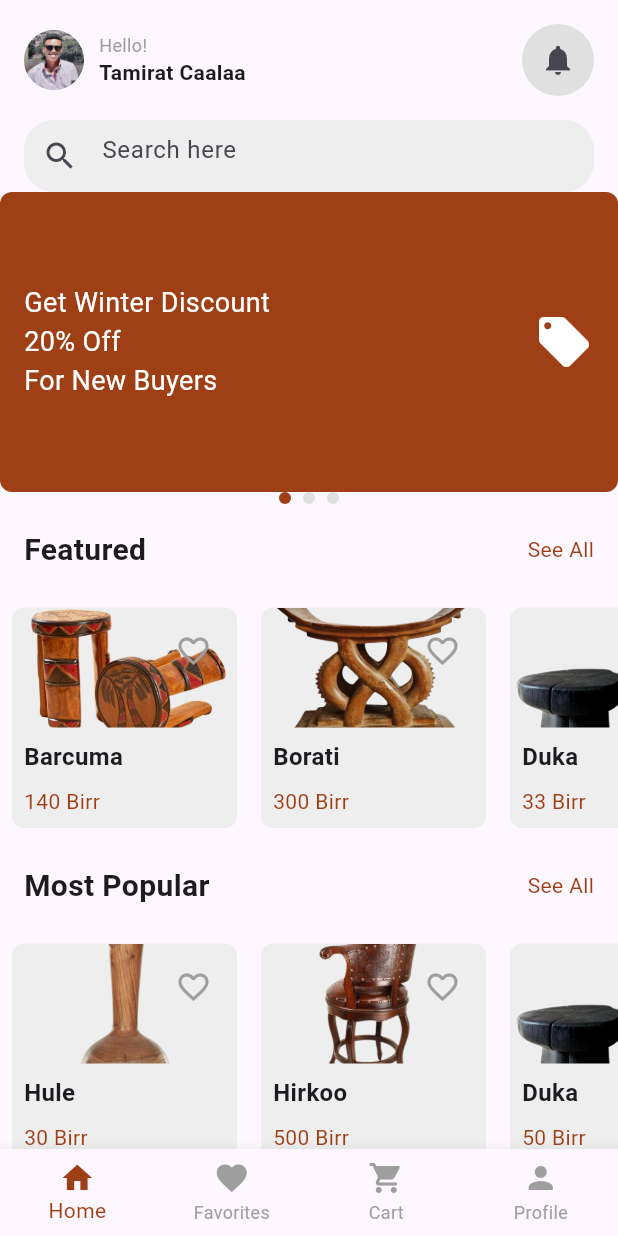
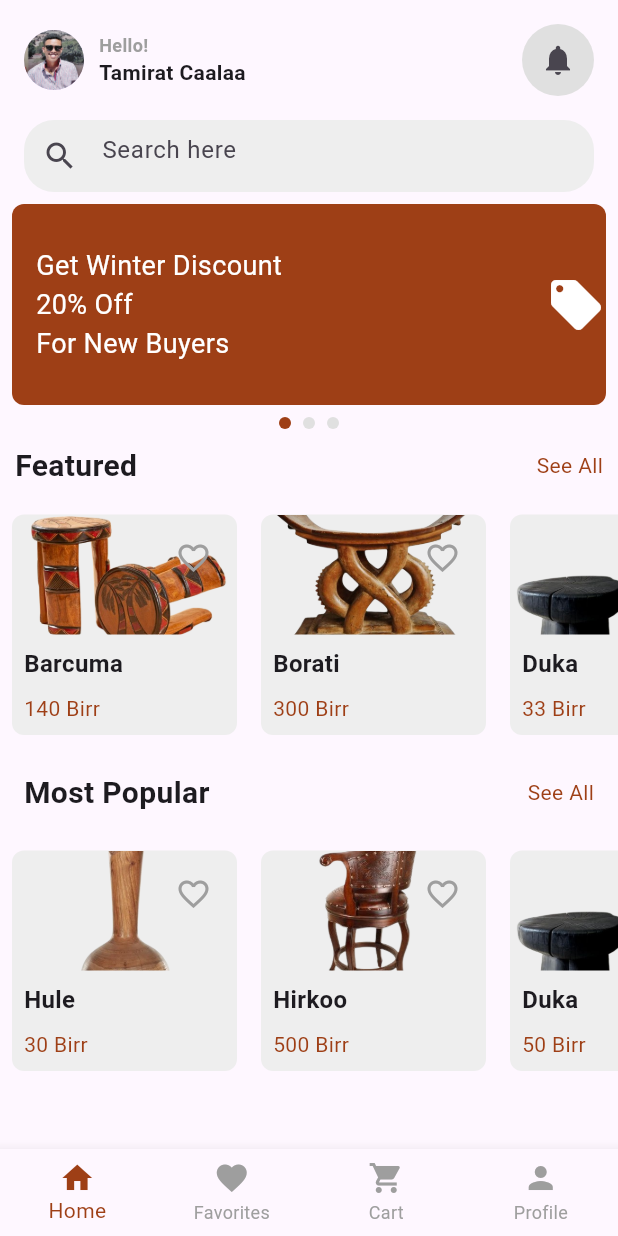
Before and after one commit to Firuol/Jcraft, a Flutter app: the screen it shows after launch, on a phone screen of 412 x 824 dp. Run offline on Flutter 3.47's test engine with Material 3 defaults, Android fonts, the phone set to English and light mode, and no system bars.

Commit message:
great work

```diff
--- a/jcraft/lib/main.dart
+++ b/jcraft/lib/main.dart
@@ -104,6 +104,7 @@ class _HomeContentState extends State<HomeContent> {
                       'Hello!',
                       style: TextStyle(
                         fontSize: 12,
+                        fontWeight: FontWeight.bold,
                         color: Colors.grey,
                       ),
                     ),
@@ -154,7 +155,7 @@ class _HomeContentState extends State<HomeContent> {
 
           // Horizontal Page Indicator (Includes Discount Section as Page 1)
           SizedBox(
-            height: 200, // Adjust the height as needed
+            height: 150, // Fixed height for all pages
             child: PageView(
               controller: _pageController,
               onPageChanged: (int page) {
@@ -165,7 +166,7 @@ class _HomeContentState extends State<HomeContent> {
               children: [
                 // Page 1: Discount Section
                 Container(
-                  padding: EdgeInsets.all(16.0),
+                  margin: EdgeInsets.all(8.0),
                   decoration: BoxDecoration(
                     color: Color.fromRGBO(158, 63, 22, 1.0),
                     borderRadius: BorderRadius.circular(8.0),
@@ -173,11 +174,14 @@ class _HomeContentState extends State<HomeContent> {
                   child: Row(
                     children: [
                       Expanded(
-                        child: Text(
-                          'Get Winter Discount\n20% Off\nFor New Buyers',
-                          style: TextStyle(
-                            color: Colors.white,
-                            fontSize: 18.0,
+                        child: Padding(
+                          padding: const EdgeInsets.all(16.0),
+                          child: Text(
+                            'Get Winter Discount\n20% Off\nFor New Buyers',
+                            style: TextStyle(
+                              color: Colors.white,
+                              fontSize: 18.0,
+                            ),
                           ),
                         ),
                       ),
@@ -218,7 +222,7 @@ class _HomeContentState extends State<HomeContent> {
 
           // Featured Section
           Padding(
-            padding: const EdgeInsets.all(16.0),
+            padding: const EdgeInsets.all(10.0),
             child: Row(
               mainAxisAlignment: MainAxisAlignment.spaceBetween,
               children: [
@@ -301,7 +305,7 @@ class _HomeContentState extends State<HomeContent> {
   // Helper method to build page indicator items
   Widget _buildPageIndicatorItem(String text) {
     return Container(
-      margin: EdgeInsets.all(16.0),
+      margin: EdgeInsets.all(8.0),
       decoration: BoxDecoration(
         color: Colors.grey[200],
         borderRadius: BorderRadius.circular(8.0),
```
